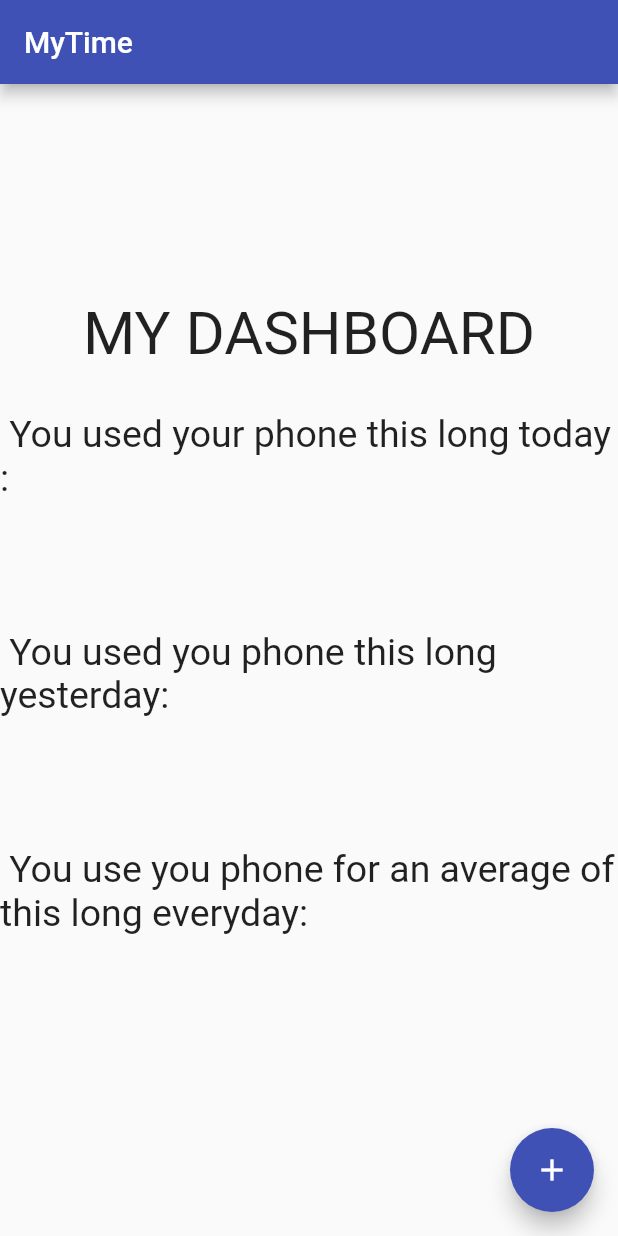
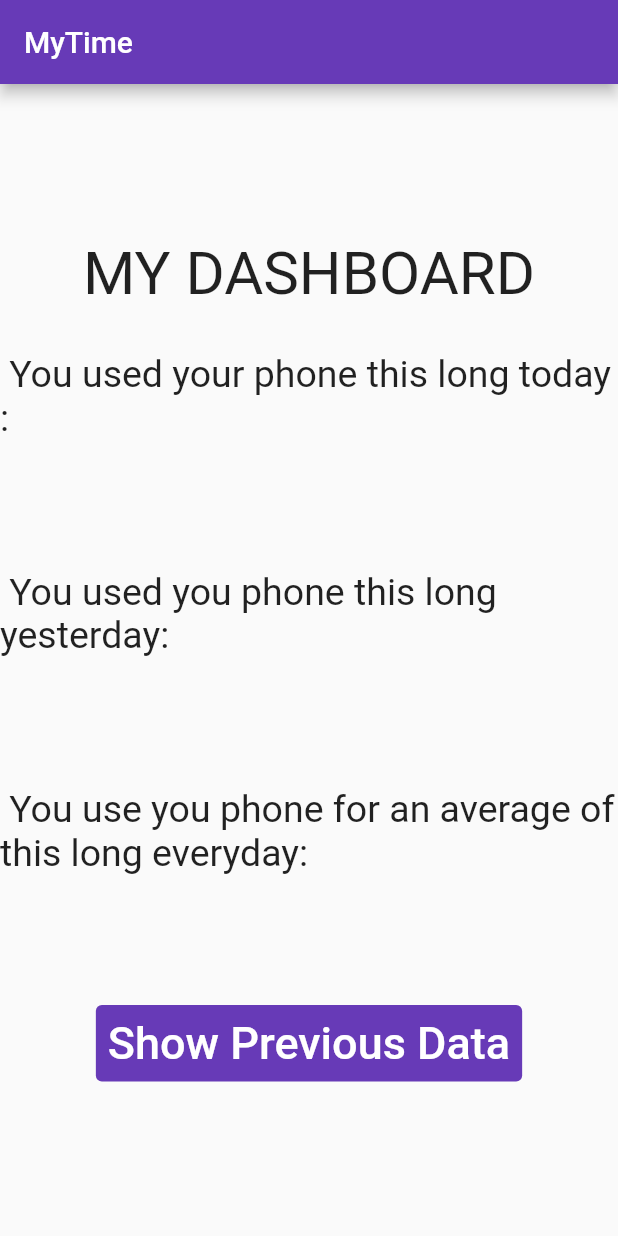
Before and after one commit to deepshikha-s/MyTime, a Flutter app: the screen it shows after launch, on a phone screen of 412 x 824 dp. Run offline on Flutter 3.47's test engine with Material 2 defaults, Android fonts, the phone set to English and light mode, and no system bars.

Commit message:
UI Completed

```diff
--- a/mytime/lib/main.dart
+++ b/mytime/lib/main.dart
@@ -22,7 +22,7 @@ class MyApp extends StatelessWidget {
         // or simply save your changes to "hot reload" in a Flutter IDE).
         // Notice that the counter didn't reset back to zero; the application
         // is not restarted.
-        primarySwatch: Colors.indigo,
+        primarySwatch: Colors.deepPurple,
       ),
       home: const MyHomePage(title: 'MyTime'),
     );
@@ -48,16 +48,6 @@ class MyHomePage extends StatefulWidget {
 }
 
 class _MyHomePageState extends State<MyHomePage> {
-  void _incrementCounter() {
-    setState(() {
-      // This call to setState tells the Flutter framework that something has
-      // changed in this State, which causes it to rerun the build method below
-      // so that the display can reflect the updated values. If we changed
-      // _counter without calling setState(), then the build method would not be
-      // called again, and so nothing would appear to happen.
-    });
-  }
-
   @override
   Widget build(BuildContext context) {
     // This method is rerun every time setState is called, for instance as done
@@ -89,38 +79,46 @@ class _MyHomePageState extends State<MyHomePage> {
           // axis because Columns are vertical (the cross axis would be
           // horizontal).
           mainAxisAlignment: MainAxisAlignment.center,
-          children: const <Widget>[
-            Text(
+          children: <Widget>[
+            const Text(
               "MY DASHBOARD",
               style: TextStyle(
                 fontSize: 40,
               ),
             ),
-            Text(
+            const Text(
               "\n You used your phone this long today : \n \n",
               style: TextStyle(
                 fontSize: 25,
               ),
             ),
-            Text(
+            const Text(
               "\n You used you phone this long yesterday: \n \n",
               style: TextStyle(
                 fontSize: 25,
               ),
             ),
-            Text(
-              "\n You use you phone for an average of this long everyday:\n \n",
+            const Text(
+              "\n You use you phone for an average of this long everyday:\n \n \n",
               style: TextStyle(
                 fontSize: 25,
               ),
             ),
+            TextButton(
+              style: TextButton.styleFrom(
+                backgroundColor: Colors.deepPurple,
+                primary: Colors.white,
+              ),
+              onPressed: () {},
+              child: const Text(
+                "Show Previous Data",
+                style: TextStyle(
+                  fontSize: 30,
+                ),
+              ),
+            )
           ],
         ),
-      ),
-      floatingActionButton: FloatingActionButton(
-        onPressed: _incrementCounter,
-        tooltip: 'Increment',
-        child: const Icon(Icons.add),
       ),
     );
   }
```
